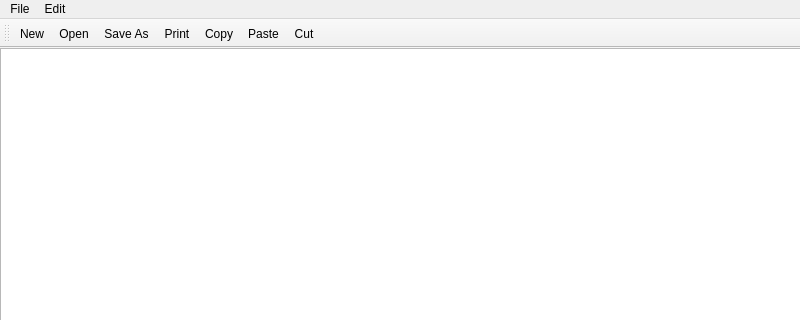
First picture: the form in Notepad/mainwindow.ui, repository retrotechie/rt-cpp-tryout, before the edit; both pictures show x 0 to 800 and y 0 to 320 of the 800 by 604 pixel window.
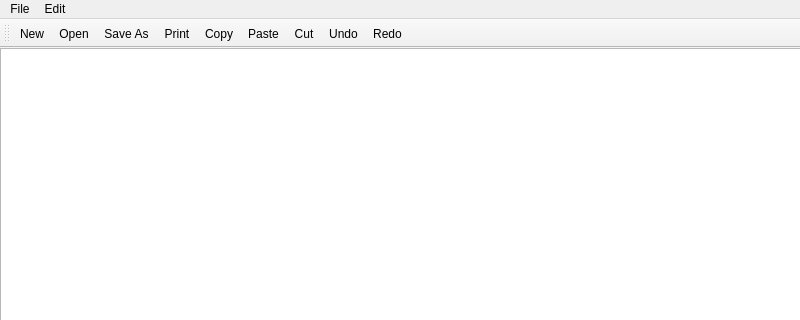
Second picture: the form after the edit. Icons and pictures are not drawn.

Commit message:
feat: perform `Undo` and `Redo` action
Issue #2

The edit to the form file:
```diff
--- a/Notepad/mainwindow.ui
+++ b/Notepad/mainwindow.ui
@@ -80,6 +80,8 @@
    <addaction name="actionCopy"/>
    <addaction name="actionPaste"/>
    <addaction name="actionCut"/>
+   <addaction name="actionUndo"/>
+   <addaction name="actionRedo"/>
   </widget>
   <action name="actionNew">
    <property name="icon">
```
Left out of the diff: 8 changed lines with no effect on the pictures. The commit also changes 5 other files.
